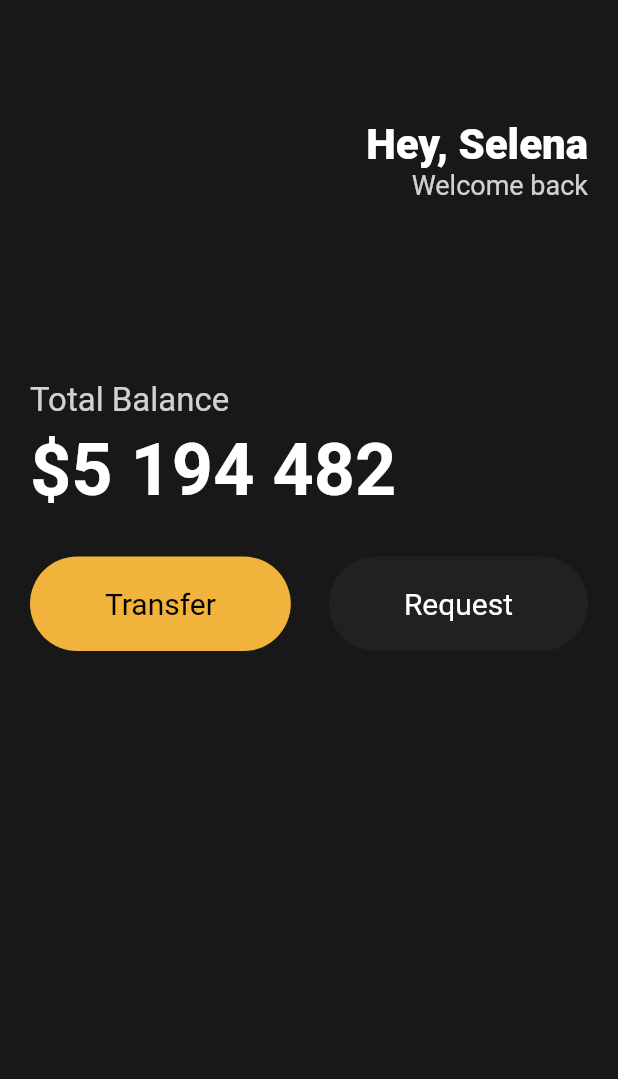
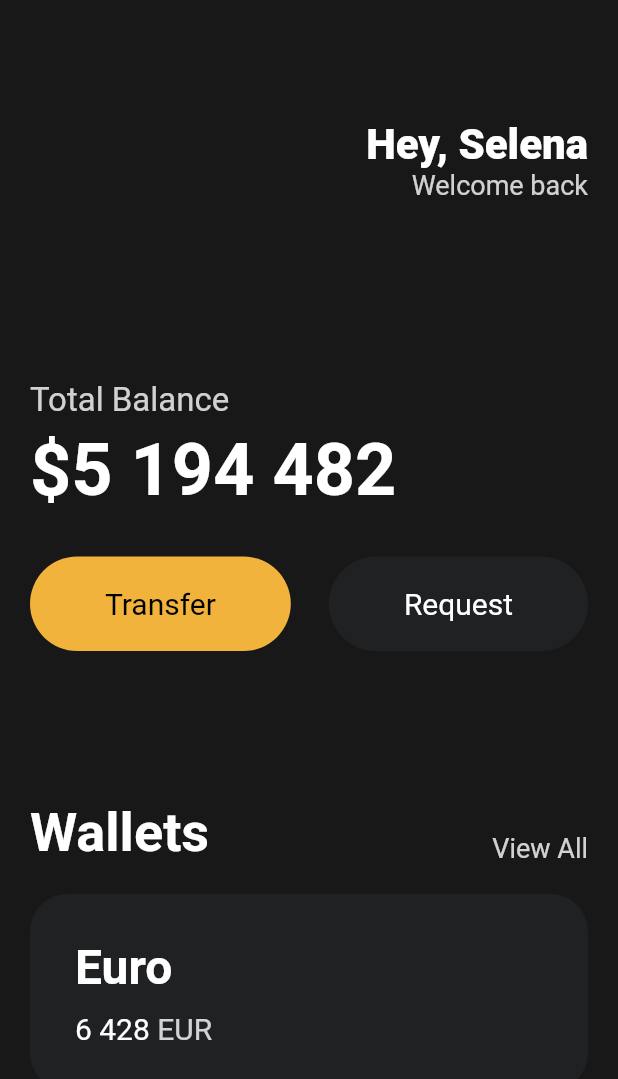
Before and after one commit to hyungraelee/Flutter_basic, a Flutter app: the screen it shows after launch, on a phone screen of 412 x 824 dp. Shown: the top 1079 px of the screen. Run offline on Flutter 3.47's test engine with Material 2 defaults, Android fonts, the phone set to English and light mode, and no system bars.

Commit message:
3.6 Cards(nomadcoders)

```diff
--- a/toonflix/lib/main.dart
+++ b/toonflix/lib/main.dart
@@ -87,6 +87,83 @@
                     ),
                   ],
                 ),
+                const SizedBox(
+                  height: 100,
+                ),
+                Row(
+                  crossAxisAlignment: CrossAxisAlignment.end,
+                  mainAxisAlignment: MainAxisAlignment.spaceBetween,
+                  children: [
+                    const Text(
+                      'Wallets',
+                      style: TextStyle(
+                        color: Colors.white,
+                        fontSize: 36,
+                        fontWeight: FontWeight.w600,
+                      ),
+                    ),
+                    Text(
+                      'View All',
+                      style: TextStyle(
+                        color: Colors.white.withOpacity(0.8),
+                        fontSize: 18,
+                      ),
+                    ),
+                  ],
+                ),
+                const SizedBox(
+                  height: 20,
+                ),
+                Container(
+                  decoration: BoxDecoration(
+                    color: const Color(0XFF1F2123),
+                    borderRadius: BorderRadius.circular(25),
+                  ),
+                  child: Padding(
+                    padding: const EdgeInsets.all(30),
+                    child: Row(
+                      children: [
+                        Column(
+                          crossAxisAlignment: CrossAxisAlignment.start,
+                          children: [
+                            const Text(
+                              'Euro',
+                              style: TextStyle(
+                                color: Colors.white,
+                                fontSize: 32,
+                                fontWeight: FontWeight.w600,
+                              ),
+                            ),
+                            const SizedBox(
+                              height: 10,
+                            ),
+                            Row(
+                              children: [
+                                const Text(
+                                  '6 428',
+                                  style: TextStyle(
+                                    color: Colors.white,
+                                    fontSize: 20,
+                                  ),
+                                ),
+                                const SizedBox(
+                                  width: 5,
+                                ),
+                                Text(
+                                  'EUR',
+                                  style: TextStyle(
+                                    color: Colors.white.withOpacity(0.8),
+                                    fontSize: 20,
+                                  ),
+                                ),
+                              ],
+                            ),
+                          ],
+                        ),
+                      ],
+                    ),
+                  ),
+                ),
               ],
             ),
           )),
```
